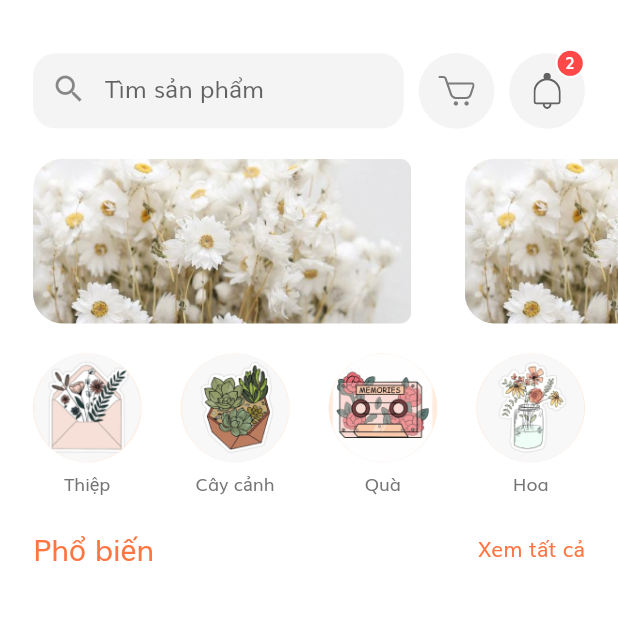
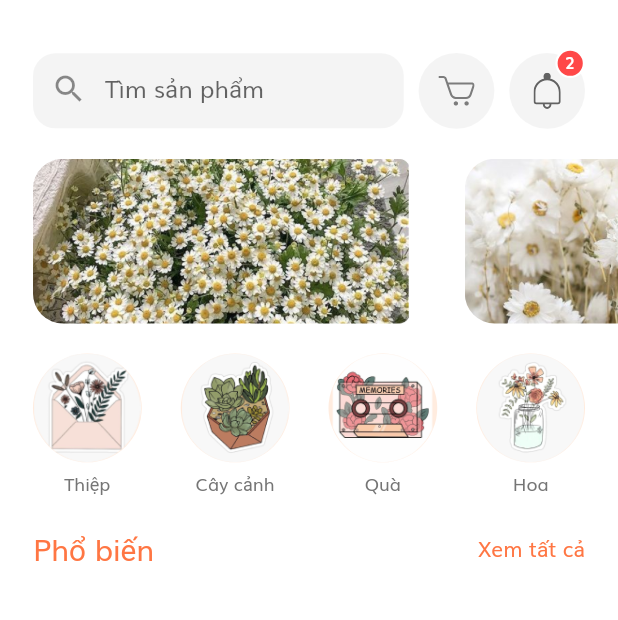
Before and after one commit to ThanhDatTu3tle/flora, a Flutter app: the HomeScreen screen opened by its route, on a phone screen of 412 x 824 dp, the part 64-684 px from its top. Run offline on Flutter 3.47's test engine with Material 2 defaults, Android fonts, the phone set to English and light mode, and no system bars; our stand-ins replace flutter_svg.

Commit message:
update a little bit of Home Page + API

```diff
--- a/lib/screens/home/components/body.dart
+++ b/lib/screens/home/components/body.dart
@@ -25,7 +25,7 @@ class Body extends StatelessWidget {
               child: Row(
                 children: [
                   SpecialOfferCard(
-                    image: "assets/images/banner_1.png",
+                    image: "assets/images/banner_2.png",
                     press: () {  },
                   ),
                   SpecialOfferCard(
@@ -33,7 +33,7 @@ class Body extends StatelessWidget {
                     press: () {  },
                   ),
                   SpecialOfferCard(
-                    image: "assets/images/banner_1.png",
+                    image: "assets/images/banner_3.png",
                     press: () {  },
                   ),
                   SizedBox(width: getProportionateScreenWidth(20),)
@@ -57,7 +57,7 @@ class Body extends StatelessWidget {
                       color: kPrimaryColor,
                     ),
                   ),
-                  Text(
+                  const Text(
                     "Xem tất cả",
                     style: TextStyle(
                       color: kPrimaryColor,
```
Also changed, not shown: assets/images/banner_2.png (added), assets/images/banner_3.png (added).
